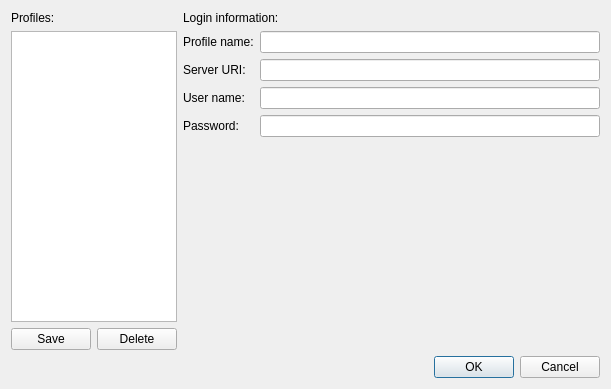
The window that Code/Gui/MITK/Modules/XnatRestWidgets/XnatLoginDialog.ui (NifTK/NifTK) describes before a commit, drawn with Qt 5.
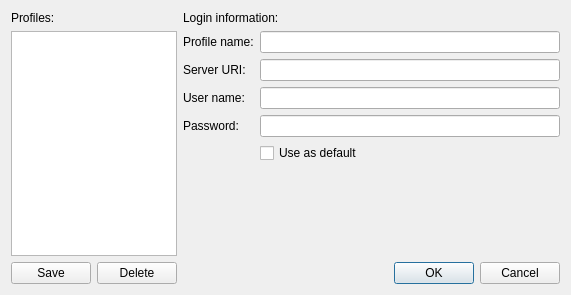
The same window after the commit.

The edit to the form file:
```diff
--- a/Code/Gui/MITK/Modules/XnatRestWidgets/XnatLoginDialog.ui
+++ b/Code/Gui/MITK/Modules/XnatRestWidgets/XnatLoginDialog.ui
@@ -6,23 +6,14 @@
    <rect>
     <x>0</x>
     <y>0</y>
-    <width>611</width>
-    <height>389</height>
+    <width>571</width>
+    <height>295</height>
    </rect>
   </property>
   <property name="windowTitle">
    <string>Login Profiles</string>
   </property>
-  <layout class="QVBoxLayout" name="verticalLayout_2">
-   <item>
-    <widget class="QWidget" name="wgtForm" native="true">
-     <layout class="QHBoxLayout" name="horizontalLayout" stretch="1,3">
-      <property name="spacing">
-       <number>6</number>
-      </property>
-      <property name="margin">
-       <number>0</number>
-      </property>
+  <layout class="QHBoxLayout" name="horizontalLayout_2" stretch="1,3">
       <item>
        <widget class="QWidget" name="wgtProfiles" native="true">
         <layout class="QVBoxLayout" name="verticalLayout">
@@ -76,6 +67,18 @@
        </widget>
       </item>
       <item>
+    <widget class="QWidget" name="widget_2" native="true">
+     <property name="sizePolicy">
+      <sizepolicy hsizetype="Expanding" vsizetype="Preferred">
+       <horstretch>0</horstretch>
+       <verstretch>0</verstretch>
+      </sizepolicy>
+     </property>
+     <layout class="QVBoxLayout" name="verticalLayout_2">
+      <property name="margin">
+       <number>0</number>
+      </property>
+      <item>
        <widget class="QWidget" name="wgtFields" native="true">
         <property name="sizePolicy">
          <sizepolicy hsizetype="Expanding" vsizetype="Preferred">
@@ -84,9 +87,19 @@
          </sizepolicy>
         </property>
         <layout class="QFormLayout" name="formLayout">
+         <property name="fieldGrowthPolicy">
+          <enum>QFormLayout::AllNonFixedFieldsGrow</enum>
+         </property>
          <property name="margin">
           <number>0</number>
          </property>
+         <item row="0" column="0" colspan="2">
+          <widget class="QLabel" name="label">
+           <property name="text">
+            <string>Login information:</string>
+           </property>
+          </widget>
+         </item>
          <item row="1" column="0">
           <widget class="QLabel" name="lblProfileName">
            <property name="text">
@@ -143,14 +156,11 @@
            </property>
           </widget>
          </item>
-         <item row="0" column="0" colspan="2">
-          <widget class="QLabel" name="label">
+         <item row="5" column="1">
+          <widget class="QCheckBox" name="cbxDefaultProfile">
            <property name="text">
-            <string>Login information:</string>
+            <string>Use as default</string>
            </property>
-          </widget>
-         </item>
-        </layout>
        </widget>
       </item>
      </layout>
@@ -168,6 +178,9 @@
    </item>
   </layout>
  </widget>
+   </item>
+  </layout>
+ </widget>
  <tabstops>
   <tabstop>edtProfileName</tabstop>
   <tabstop>edtServerUri</tabstop>
```
Left out of the diff: 1 changed line with no effect on the pictures. Lines whose indentation alone changed are shown as unchanged.
